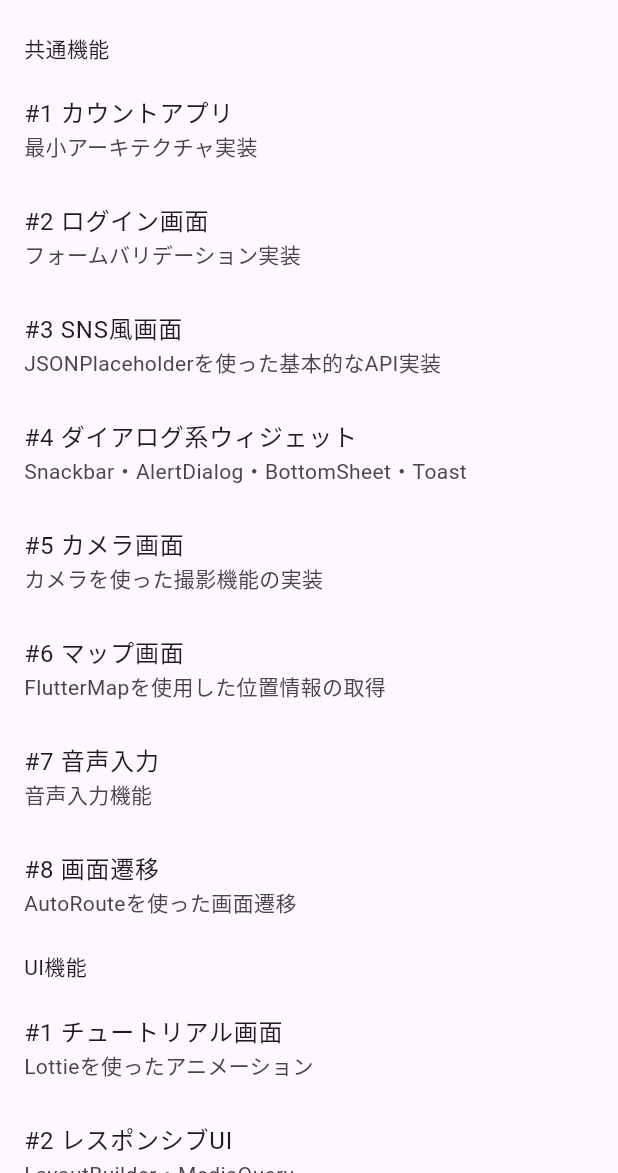
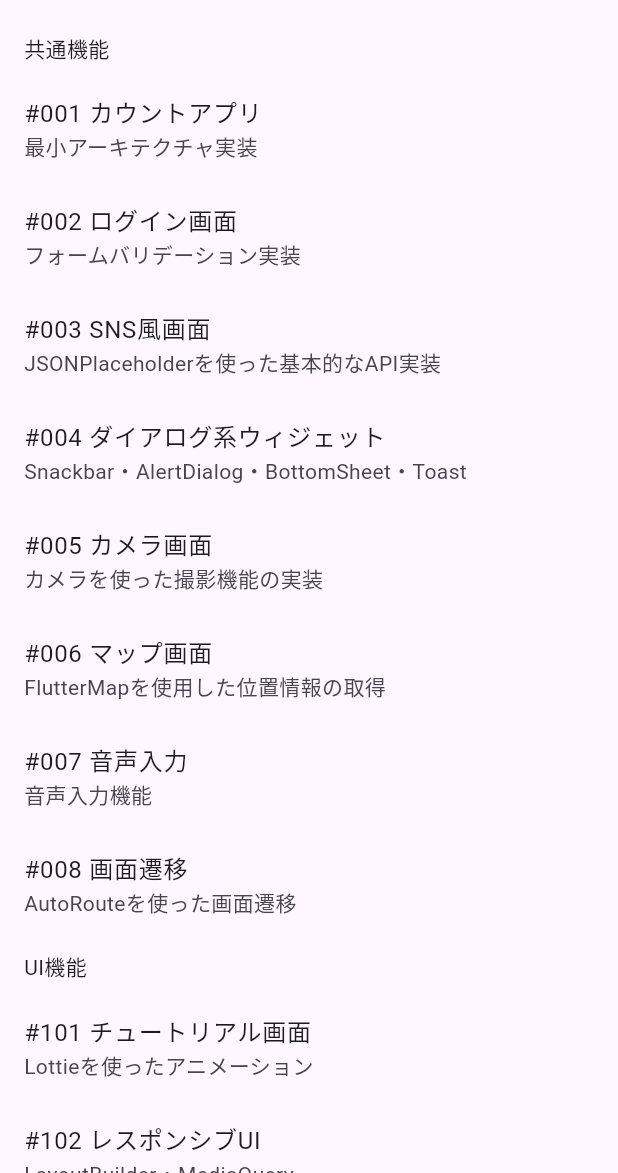
Before and after one commit to sakata-yu/flutter_catalog_app, a Flutter app: the screen it shows after launch, on a phone screen of 412 x 824 dp, the part 63-1236 px from its top. Run offline on Flutter 3.47's test engine with Material 3 defaults, Android fonts, the phone set to English and light mode, and no system bars; our stand-ins replace auto_route, camera, dio, flutter_hooks, flutter_map, fluttertoast and 7 more; generated files the repository leaves out were written again.

Commit message:
目次の修正

```diff
--- a/lib/core/config/catalog_items.dart
+++ b/lib/core/config/catalog_items.dart
@@ -16,42 +16,42 @@ class CatalogItem {
 class CatalogItems {
   static const List<CatalogItem> common = <CatalogItem>[
     CatalogItem(
-      title: '#1 カウントアプリ',
+      title: '#001 カウントアプリ',
       detail: '最小アーキテクチャ実装',
       route: CountRoute(),
     ),
     CatalogItem(
-      title: '#2 ログイン画面',
+      title: '#002 ログイン画面',
       detail: 'フォームバリデーション実装',
       route: LoginRoute(),
     ),
     CatalogItem(
-      title: '#3 SNS風画面',
+      title: '#003 SNS風画面',
       detail: 'JSONPlaceholderを使った基本的なAPI実装',
       route: SnsRoute(),
     ),
     CatalogItem(
-      title: '#4 ダイアログ系ウィジェット',
+      title: '#004 ダイアログ系ウィジェット',
       detail: 'Snackbar・AlertDialog・BottomSheet・Toast',
       route: CustomDialogRoute(),
     ),
     CatalogItem(
-      title: '#5 カメラ画面',
+      title: '#005 カメラ画面',
       detail: 'カメラを使った撮影機能の実装',
       route: CameraRoute(),
     ),
     CatalogItem(
-      title: '#6 マップ画面',
+      title: '#006 マップ画面',
       detail: 'FlutterMapを使用した位置情報の取得',
       route: MapRoute(),
     ),
     CatalogItem(
-      title: '#7 音声入力',
+      title: '#007 音声入力',
       detail: '音声入力機能',
       route: VoiceRoute(),
     ),
     CatalogItem(
-      title: '#8 画面遷移',
+      title: '#008 画面遷移',
       detail: 'AutoRouteを使った画面遷移',
       route: TransitionRoute(),
     ),
@@ -59,35 +59,30 @@ class CatalogItems {
 
   static const List<CatalogItem> ui = <CatalogItem>[
     CatalogItem(
-      title: '#1 チュートリアル画面',
+      title: '#101 チュートリアル画面',
       detail: 'Lottieを使ったアニメーション',
       route: CountRoute(),
     ),
     CatalogItem(
-      title: '#2 レスポンシブUI',
+      title: '#102 レスポンシブUI',
       detail: 'LayoutBuilder・MediaQuery',
-      route: CountRoute(),
-    ),
-    CatalogItem(
-      title: '#3 タブ・ナビゲーションバー',
-      detail: 'BottomNavigationBar・TabBarView',
       route: CountRoute(),
     ),
   ];
 
   static const List<CatalogItem> android = <CatalogItem>[
     CatalogItem(
-      title: '#1 インテントの起動',
+      title: '#201 インテントの起動',
       detail: '他アプリとの連携',
       route: CountRoute(),
     ),
     CatalogItem(
-      title: '#2 バックキー検出',
+      title: '#202 バックキー検出',
       detail: 'WillPopScope・SystemNavigator.pop制御',
       route: CountRoute(),
     ),
     CatalogItem(
-      title: '#3 システムバー制御',
+      title: '#203 システムバー制御',
       detail: 'ステータスバー透過・色変更',
       route: CountRoute(),
     ),
@@ -95,17 +90,17 @@ class CatalogItems {
 
   static const List<CatalogItem> ios = <CatalogItem>[
     CatalogItem(
-      title: '#1 Cupertino UI',
+      title: '#301 Cupertino UI',
       detail: 'CupertinoButton・CupertinoAlertDialog',
       route: CountRoute(),
     ),
     CatalogItem(
-      title: '#2 iOS風のスクロール挙動',
+      title: '#302 iOS風のスクロール挙動',
       detail: 'CupertinoScrollbar・BouncingScrollPhysics',
       route: CountRoute(),
     ),
     CatalogItem(
-      title: '#3 SafeAreaの使い方',
+      title: '#303 SafeAreaの使い方',
       detail: 'ノッチ対応',
       route: CountRoute(),
     ),
```
